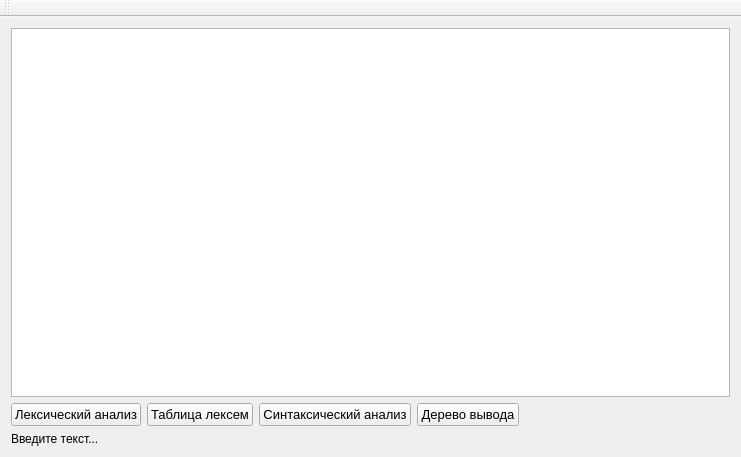
Domerk/Disp, file MyCompiler/mainwindow.ui: the form before one commit.
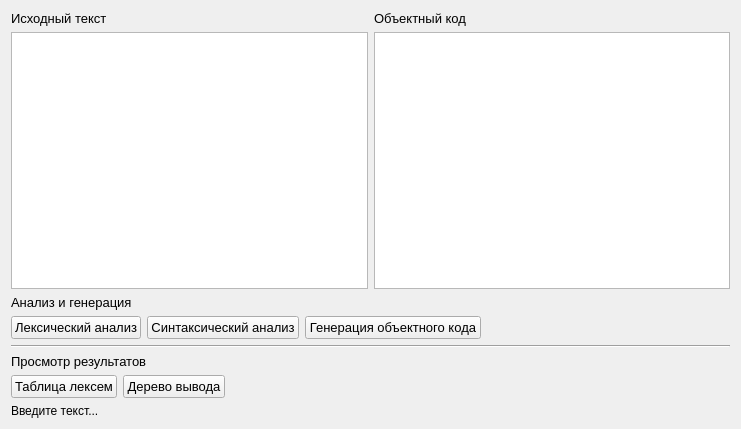
The form after the commit.

Commit message: Начат генератор объектного кода

What changed in the file:
```diff
--- a/MyCompiler/mainwindow.ui
+++ b/MyCompiler/mainwindow.ui
@@ -7,7 +7,7 @@
     <x>0</x>
     <y>0</y>
     <width>741</width>
-    <height>457</height>
+    <height>429</height>
    </rect>
   </property>
   <property name="windowTitle">
@@ -18,12 +18,79 @@
     <item>
      <layout class="QVBoxLayout" name="verticalLayout">
       <item>
-       <widget class="QTextEdit" name="textEdit">
+       <layout class="QGridLayout" name="gridLayout">
+        <property name="leftMargin">
+         <number>0</number>
+        </property>
+        <property name="topMargin">
+         <number>0</number>
+        </property>
+        <property name="rightMargin">
+         <number>0</number>
+        </property>
+        <property name="bottomMargin">
+         <number>0</number>
+        </property>
+        <item row="1" column="0">
+         <widget class="QTextEdit" name="textEdit">
+          <property name="font">
+           <font>
+            <pointsize>12</pointsize>
+           </font>
+          </property>
+         </widget>
+        </item>
+        <item row="1" column="1">
+         <widget class="QTextEdit" name="textEdit_2">
+          <property name="enabled">
+           <bool>true</bool>
+          </property>
+          <property name="font">
+           <font>
+            <pointsize>12</pointsize>
+           </font>
+          </property>
+          <property name="readOnly">
+           <bool>true</bool>
+          </property>
+         </widget>
+        </item>
+        <item row="0" column="0">
+         <widget class="QLabel" name="label_3">
+          <property name="font">
+           <font>
+            <pointsize>10</pointsize>
+           </font>
+          </property>
+          <property name="text">
+           <string>Исходный текст</string>
+          </property>
+         </widget>
+        </item>
+        <item row="0" column="1">
+         <widget class="QLabel" name="label_4">
+          <property name="font">
+           <font>
+            <pointsize>10</pointsize>
+           </font>
+          </property>
+          <property name="text">
+           <string>Объектный код</string>
+          </property>
+         </widget>
+        </item>
+       </layout>
+      </item>
+      <item>
+       <widget class="QLabel" name="label">
         <property name="font">
          <font>
-          <pointsize>12</pointsize>
+          <pointsize>10</pointsize>
          </font>
         </property>
+        <property name="text">
+         <string>Анализ и генерация</string>
+        </property>
        </widget>
       </item>
       <item>
@@ -31,7 +98,7 @@
         <item>
          <widget class="QPushButton" name="pushButton">
           <property name="sizePolicy">
-           <sizepolicy hsizetype="Fixed" vsizetype="Fixed">
+           <sizepolicy hsizetype="Minimum" vsizetype="Fixed">
             <horstretch>0</horstretch>
             <verstretch>0</verstretch>
            </sizepolicy>
@@ -46,26 +113,14 @@
           </property>
          </widget>
         </item>
-        <item>
-         <widget class="QPushButton" name="pushButton_2">
-          <property name="sizePolicy">
-           <sizepolicy hsizetype="Minimum" vsizetype="Minimum">
-            <horstretch>0</horstretch>
-            <verstretch>0</verstretch>
-           </sizepolicy>
-          </property>
-          <property name="font">
-           <font>
-            <pointsize>10</pointsize>
-           </font>
-          </property>
-          <property name="text">
-           <string>Таблица лексем</string>
-          </property>
-         </widget>
-        </item>
         <item>
          <widget class="QPushButton" name="pushButton_3">
+          <property name="sizePolicy">
+           <sizepolicy hsizetype="Minimum" vsizetype="Fixed">
+            <horstretch>0</horstretch>
+            <verstretch>0</verstretch>
+           </sizepolicy>
+          </property>
           <property name="font">
            <font>
             <pointsize>10</pointsize>
@@ -80,7 +135,94 @@
          </widget>
         </item>
         <item>
+         <widget class="QPushButton" name="pushButton_5">
+          <property name="sizePolicy">
+           <sizepolicy hsizetype="Minimum" vsizetype="Fixed">
+            <horstretch>0</horstretch>
+            <verstretch>0</verstretch>
+           </sizepolicy>
+          </property>
+          <property name="font">
+           <font>
+            <pointsize>10</pointsize>
+           </font>
+          </property>
+          <property name="text">
+           <string>Генерация объектного кода</string>
+          </property>
+         </widget>
+        </item>
+        <item>
+         <spacer name="horizontalSpacer">
+          <property name="orientation">
+           <enum>Qt::Horizontal</enum>
+          </property>
+          <property name="sizeHint" stdset="0">
+           <size>
+            <width>40</width>
+            <height>20</height>
+           </size>
+          </property>
+         </spacer>
+        </item>
+       </layout>
+      </item>
+      <item>
+       <widget class="Line" name="line">
+        <property name="orientation">
+         <enum>Qt::Horizontal</enum>
+        </property>
+       </widget>
+      </item>
+      <item>
+       <widget class="QLabel" name="label_2">
+        <property name="font">
+         <font>
+          <pointsize>10</pointsize>
+         </font>
+        </property>
+        <property name="text">
+         <string>Просмотр результатов</string>
+        </property>
+       </widget>
+      </item>
+      <item>
+       <layout class="QHBoxLayout" name="horizontalLayout_3">
+        <property name="leftMargin">
+         <number>0</number>
+        </property>
+        <property name="topMargin">
+         <number>0</number>
+        </property>
+        <property name="bottomMargin">
+         <number>0</number>
+        </property>
+        <item>
+         <widget class="QPushButton" name="pushButton_2">
+          <property name="sizePolicy">
+           <sizepolicy hsizetype="Minimum" vsizetype="Fixed">
+            <horstretch>0</horstretch>
+            <verstretch>0</verstretch>
+           </sizepolicy>
+          </property>
+          <property name="font">
+           <font>
+            <pointsize>10</pointsize>
+           </font>
+          </property>
+          <property name="text">
+           <string>Таблица лексем</string>
+          </property>
+         </widget>
+        </item>
+        <item>
          <widget class="QPushButton" name="pushButton_4">
+          <property name="sizePolicy">
+           <sizepolicy hsizetype="Minimum" vsizetype="Fixed">
+            <horstretch>0</horstretch>
+            <verstretch>0</verstretch>
+           </sizepolicy>
+          </property>
           <property name="font">
            <font>
             <pointsize>10</pointsize>
@@ -92,7 +234,7 @@
          </widget>
         </item>
         <item>
-         <spacer name="horizontalSpacer">
+         <spacer name="horizontalSpacer_2">
           <property name="orientation">
            <enum>Qt::Horizontal</enum>
           </property>
@@ -117,24 +259,6 @@
     </item>
    </layout>
   </widget>
-  <widget class="QMenuBar" name="menuBar">
-   <property name="geometry">
-    <rect>
-     <x>0</x>
-     <y>0</y>
-     <width>741</width>
-     <height>21</height>
-    </rect>
-   </property>
-  </widget>
-  <widget class="QToolBar" name="mainToolBar">
-   <attribute name="toolBarArea">
-    <enum>TopToolBarArea</enum>
-   </attribute>
-   <attribute name="toolBarBreak">
-    <bool>false</bool>
-   </attribute>
-  </widget>
  </widget>
  <layoutdefault spacing="6" margin="11"/>
  <resources/>
```
The commit also changes 4 other files.
